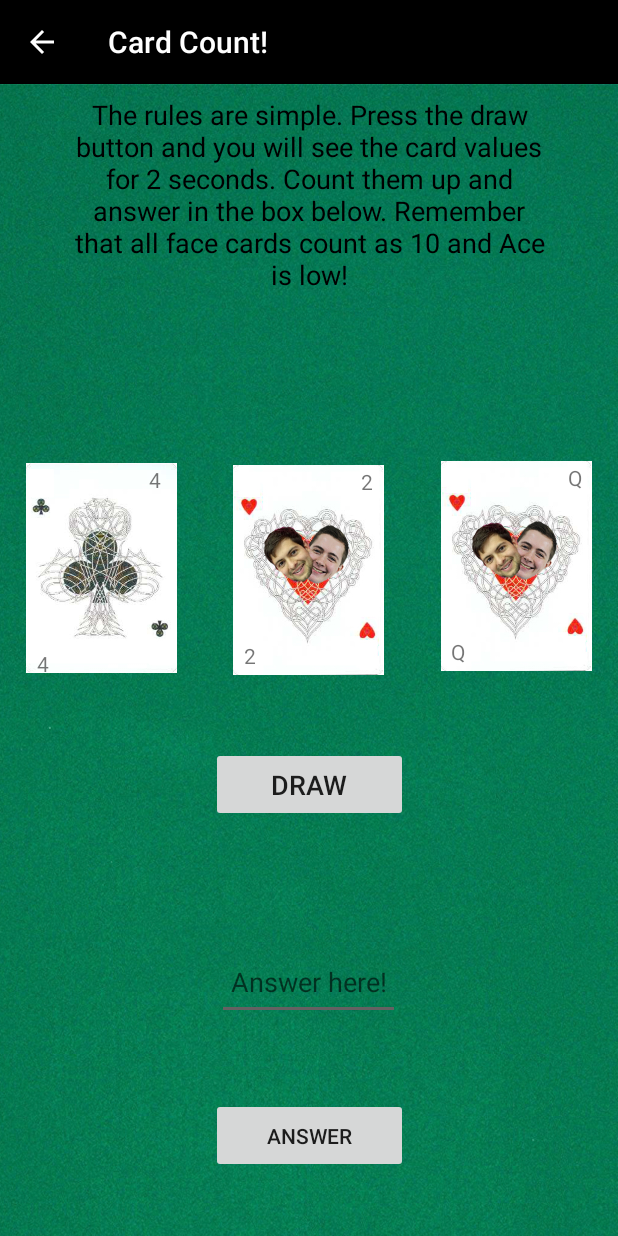
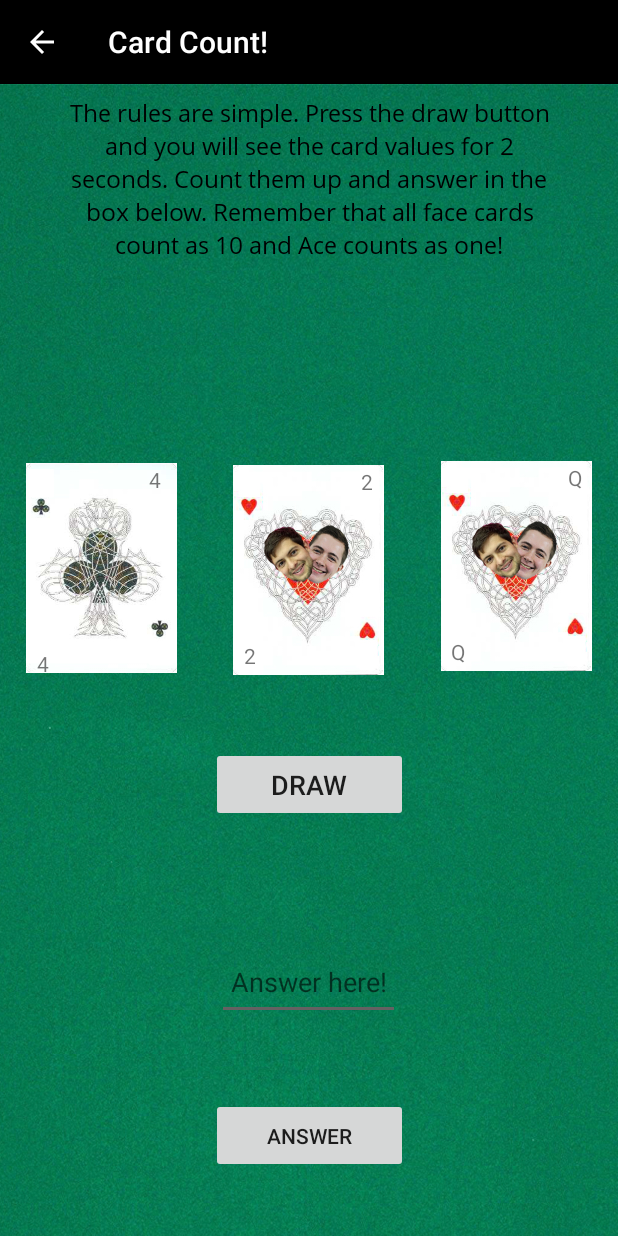
Before and after one commit to simonanger/cardGamesAndroidProject, an Android app: the CardCountActivity screen opened directly, with no data from a screen before it, after a tap on "DRAW", on a phone screen of 412 x 824 dp. Run offline under Robolectric (Android 15) with nearby library versions, the phone set to English and light mode, and no system bars.

Commit message:
Added a custom font to CC rules

```diff
--- a/CardGames/app/src/main/java/com/example/simonanger/cardgames/AdvancedHighLowActivity.java
+++ b/CardGames/app/src/main/java/com/example/simonanger/cardgames/AdvancedHighLowActivity.java
@@ -123,7 +123,7 @@ public class AdvancedHighLowActivity extends AppCompatActivity {
 
 
         String resultMessage = "You have the " + playerCardRank + " of " + playerCardSuit
-                + ". \n Will your card be higher or lower?";
+                + ". \n Will your card be higher or lower than the dealers?";
 
         highOrLow.setText(resultMessage);
 
--- a/CardGames/app/src/main/java/com/example/simonanger/cardgames/CardCountActivity.java
+++ b/CardGames/app/src/main/java/com/example/simonanger/cardgames/CardCountActivity.java
@@ -2,6 +2,7 @@ package com.example.simonanger.cardgames;
 
 import android.animation.AnimatorSet;
 import android.animation.ObjectAnimator;
+import android.graphics.Typeface;
 import android.os.Handler;
 import android.support.v7.app.AppCompatActivity;
 import android.os.Bundle;
@@ -30,6 +31,7 @@ public class CardCountActivity extends AppCompatActivity {
     TextView cardThreeTextViewUp;
     TextView cardThreeTextViewDown;
     TextView cardCountResult;
+    TextView cardCountRules;
 
     Button cardCountBeginButton;
     Button answerButton;
@@ -71,6 +73,10 @@ public class CardCountActivity extends AppCompatActivity {
         answerText = (EditText) findViewById(R.id.cardCountAnswerTextBox);
         cardCountResult = (TextView) findViewById(R.id.cardCountResult);
         answerButton.setVisibility(View.GONE);
+
+        cardCountRules = (TextView) findViewById(R.id.cardCountRules);
+        Typeface fontMedium = Typeface.createFromAsset(this.getAssets(), "fonts/opensans.ttf");
+        cardCountRules.setTypeface(fontMedium);
 
 
         ObjectAnimator animatorX = ObjectAnimator.ofFloat(cardOne, "translationX", -400f, 0);
@@ -126,6 +132,8 @@ public class CardCountActivity extends AppCompatActivity {
     }
 
     public void onCardCountButtonClicked(View button) throws InterruptedException {
+
+        cardCountResult.setText("");
 
         player.emptyHand();
 
--- a/CardGames/app/src/main/res/layout/activity_card_count.xml
+++ b/CardGames/app/src/main/res/layout/activity_card_count.xml
@@ -194,7 +194,7 @@
         android:text="@string/cardCountRules"
         android:textAlignment="center"
         android:textColor="#000000"
-        android:textSize="18sp"
+        android:textSize="16sp"
         app:layout_constraintBottom_toBottomOf="parent"
         app:layout_constraintLeft_toLeftOf="parent"
         app:layout_constraintRight_toRightOf="parent"
--- a/CardGames/app/src/main/res/values/strings.xml
+++ b/CardGames/app/src/main/res/values/strings.xml
@@ -16,7 +16,7 @@
     <string name="cardCountHint">Answer here!</string>
     <string name="cardCountDraw">Draw</string>
     <string name="cardCountAnswer">Answer</string>
-    <string name="cardCountRules">The rules are simple. Press the draw button and you will see the card values for 2 seconds. Count them up and answer in the box below. Remember that all face cards count as 10 and Ace is low!</string>
+    <string name="cardCountRules">The rules are simple. Press the draw button and you will see the card values for 2 seconds. Count them up and answer in the box below. Remember that all face cards count as 10 and Ace counts as one!</string>
     <string name="cardCountScore">Score</string>
     <string name="AHLdeal">Deal</string>
     <string name="higher">Higher</string>
```
Also changed, not shown: CardGames/app/src/main/assets/fonts/opensans.ttf (added).
